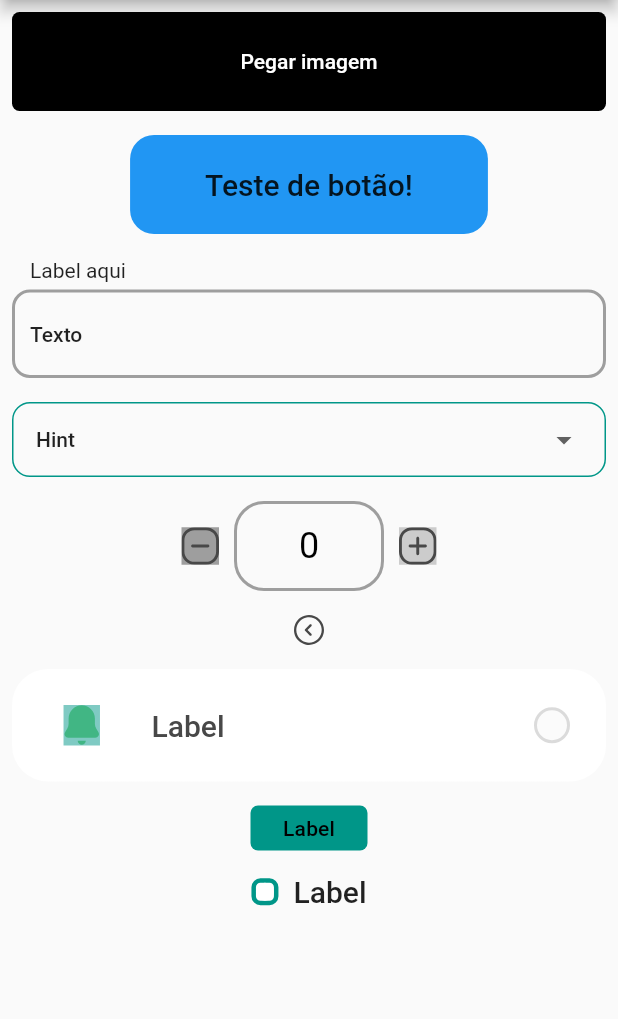
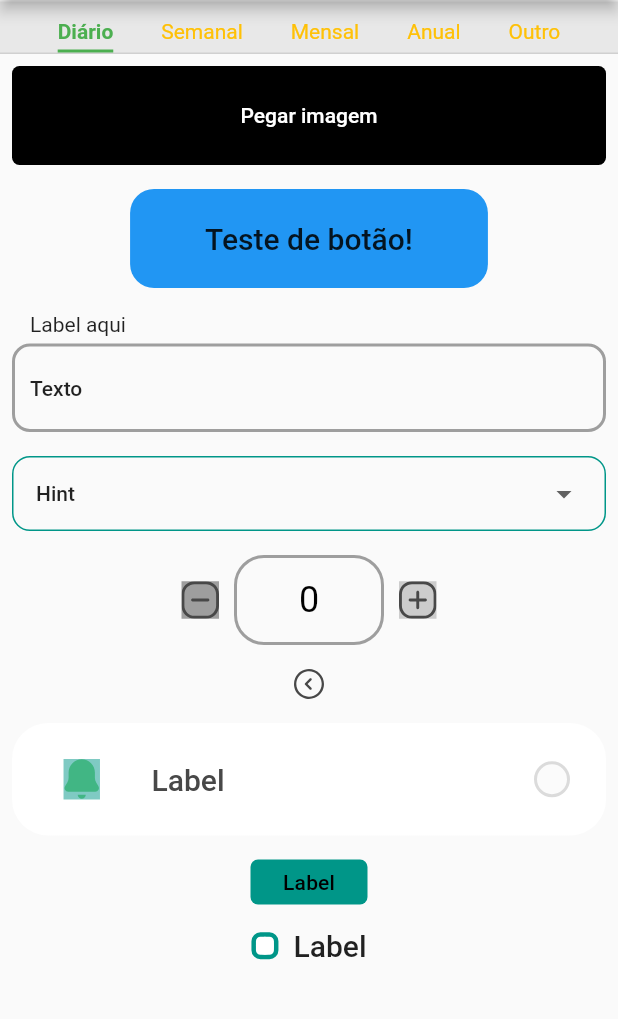
Before and after one commit to loomi/loomi-ui-flutter, a Flutter app: the ExampleScreen screen opened directly, on a phone screen of 412 x 824 dp, the part 84-1103 px from its top. Run offline on Flutter 3.47's test engine with Material 2 defaults, Android fonts, the phone set to English and light mode, and no system bars; our stand-ins replace cached_network_image, flutter_svg; missing offline and left inert: storybook_flutter.

Commit message:
Create custom tab itens component

```diff
--- a/example/lib/screens/example_screen.dart
+++ b/example/lib/screens/example_screen.dart
@@ -1,6 +1,9 @@
+import 'dart:developer';
+
 import 'package:flutter/material.dart';
 
-import 'package:loomi_ui_flutter/loomi_ui.dart';
+import 'package:loomi_ui_flutter/utils/custom_icons.dart';
+import 'package:loomi_ui_flutter/widgets/widgets.dart';
 
 class ExampleScreen extends StatefulWidget {
   const ExampleScreen({super.key});
@@ -32,6 +35,33 @@ class _ExampleScreenState extends State<ExampleScreen> {
           controller: controller,
           child: Column(
             children: [
+              CustomTabItens(
+                selectedTextColor: Colors.green,
+                unselectedTextColor: Colors.amber,
+                backgroundDecoration: BoxDecoration(
+                  color: Colors.grey.withOpacity(0.2),
+                  border: Border(
+                    bottom: BorderSide(
+                      width: 1,
+                      color: Colors.black.withOpacity(0.1),
+                    ),
+                    top: const BorderSide(
+                      width: 1,
+                      color: Colors.white,
+                    ),
+                  ),
+                ),
+                items: const [
+                  "Diário",
+                  "Semanal",
+                  "Mensal",
+                  "Anual",
+                  "Outro",
+                ],
+                onIndexChanged: (int idx) {
+                  log('INDEX CHANGED $idx');
+                },
+              ),
               Padding(
                 padding: const EdgeInsets.all(8.0),
                 child: CustomButton(
--- /dev/null
+++ b/lib/widgets/custom_tab_items.dart
@@ -0,0 +1,124 @@
+import 'package:flutter/material.dart';
+
+class CustomTabItens extends StatefulWidget {
+  final List<String> items;
+  final BoxDecoration? backgroundDecoration;
+  final Color? selectedTextColor;
+  final Color? unselectedTextColor;
+  final double? textSize;
+  final double? indicatorWeight;
+  final EdgeInsets? padding;
+  final Function(int) onIndexChanged;
+
+  const CustomTabItens({
+    super.key,
+    required this.items,
+    this.backgroundDecoration,
+    this.selectedTextColor,
+    this.unselectedTextColor,
+    this.textSize,
+    this.padding,
+    required this.onIndexChanged,
+    this.indicatorWeight,
+  });
+
+  @override
+  State<CustomTabItens> createState() => _CustomTabItensState();
+}
+
+class _CustomTabItensState extends State<CustomTabItens>
+    with SingleTickerProviderStateMixin {
+  int _currentIndex = 0;
+
+  late TabController _tabController;
+
+  @override
+  void initState() {
+    super.initState();
+    _tabController = TabController(length: widget.items.length, vsync: this)
+      ..addListener(() {
+        if (_tabController.indexIsChanging) {
+          setState(() {
+            _currentIndex = _tabController.index;
+          });
+          widget.onIndexChanged(_currentIndex);
+        }
+      });
+  }
+
+  @override
+  Widget build(BuildContext context) {
+    return Container(
+      decoration: widget.backgroundDecoration,
+      width: MediaQuery.of(context).size.width,
+      // height: 40,
+      child: Center(
+        child: TabBar(
+          padding: widget.padding ?? const EdgeInsets.only(top: 12),
+          controller: _tabController,
+          indicatorColor: widget.selectedTextColor,
+          labelColor: widget.selectedTextColor,
+          unselectedLabelColor: widget.unselectedTextColor,
+          isScrollable: true,
+          dividerColor: widget.selectedTextColor,
+          indicatorSize: TabBarIndicatorSize.label,
+          indicatorWeight: widget.indicatorWeight ?? 2,
+          labelStyle: TextStyle(
+            fontSize: widget.textSize,
+          ),
+          tabs: List.generate(
+            widget.items.length,
+            (index) => TextTabItemComponent(
+              text: widget.items[index],
+              isSelected: _currentIndex == index,
+              selectedTextColor: widget.selectedTextColor,
+              unselectedTextColor: widget.unselectedTextColor,
+              textSize: widget.textSize,
+            ),
+          ),
+        ),
+      ),
+    );
+  }
+}
+
+class TextTabItemComponent extends StatefulWidget {
+  final String text;
+  final bool isSelected;
+  final Color? selectedTextColor;
+  final Color? unselectedTextColor;
+  final double? textSize;
+  final EdgeInsets? padding;
+
+  const TextTabItemComponent({
+    Key? key,
+    required this.text,
+    required this.isSelected,
+    this.selectedTextColor,
+    this.unselectedTextColor,
+    this.textSize = 14,
+    this.padding,
+  }) : super(key: key);
+
+  @override
+  State<TextTabItemComponent> createState() => _TextTabItemComponentState();
+}
+
+class _TextTabItemComponentState extends State<TextTabItemComponent> {
+  @override
+  Widget build(BuildContext context) {
+    return Padding(
+      padding: const EdgeInsets.only(bottom: 4),
+      child: Text(
+        widget.text,
+        style: TextStyle(
+          color: widget.isSelected
+              ? widget.selectedTextColor ?? Theme.of(context).primaryColor
+              : widget.unselectedTextColor ?? Colors.grey,
+          fontSize: widget.textSize ?? 14,
+          fontWeight: widget.isSelected ? FontWeight.w700 : FontWeight.w400,
+        ),
+      ),
+    );
+  }
+}
--- a/lib/widgets/widgets.dart
+++ b/lib/widgets/widgets.dart
@@ -10,3 +10,4 @@ export 'number_counter.dart';
 export 'loomi_toast.dart';
 export 'loomi_dialog.dart';
 export 'default_loader.dart';
+export 'custom_tab_items.dart';
```
